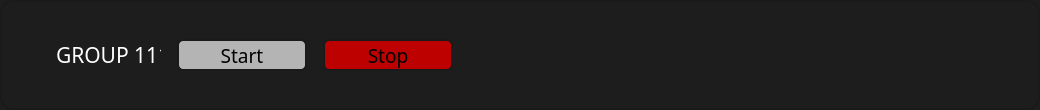
Qt form multibench/widgets/groupwidgetfolded.ui (IlyaZh/Maiman-MCBS) before a commit.
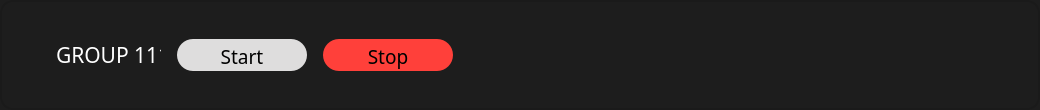
The same form after that commit.

What changed in the file:
```diff
--- a/multibench/widgets/groupwidgetfolded.ui
+++ b/multibench/widgets/groupwidgetfolded.ui
@@ -146,11 +146,12 @@
         </font>
        </property>
        <property name="styleSheet">
-        <string notr="true">border: 2px solid rgb(26,26,26); 
-border-radius: 6px; 
-color: rgb(0,0,0); 
-background: rgb(180,180,180); 
-</string>
+        <string notr="true">      border: 0px solid #DEDDDD;
+      border-radius: 16px;
+      color: #000000;
+      background: #DEDDDD;
+      padding-top: 2px;
+      text-align:center;</string>
        </property>
        <property name="text">
         <string>Start</string>
@@ -178,10 +179,12 @@
         </font>
        </property>
        <property name="styleSheet">
-        <string notr="true">border: 2px solid rgb(26,26,26); 
-border-radius: 6px; 
-color: rgb(0,0,0); 
-background: rgb(189,0,0); </string>
+        <string notr="true">      border: 0px solid #FF403A;
+      border-radius: 16px;
+      color: #000000;
+      background: #FF403A;
+      padding-top: 2px;
+      text-align:center;</string>
        </property>
        <property name="text">
         <string>Stop</string>
```
